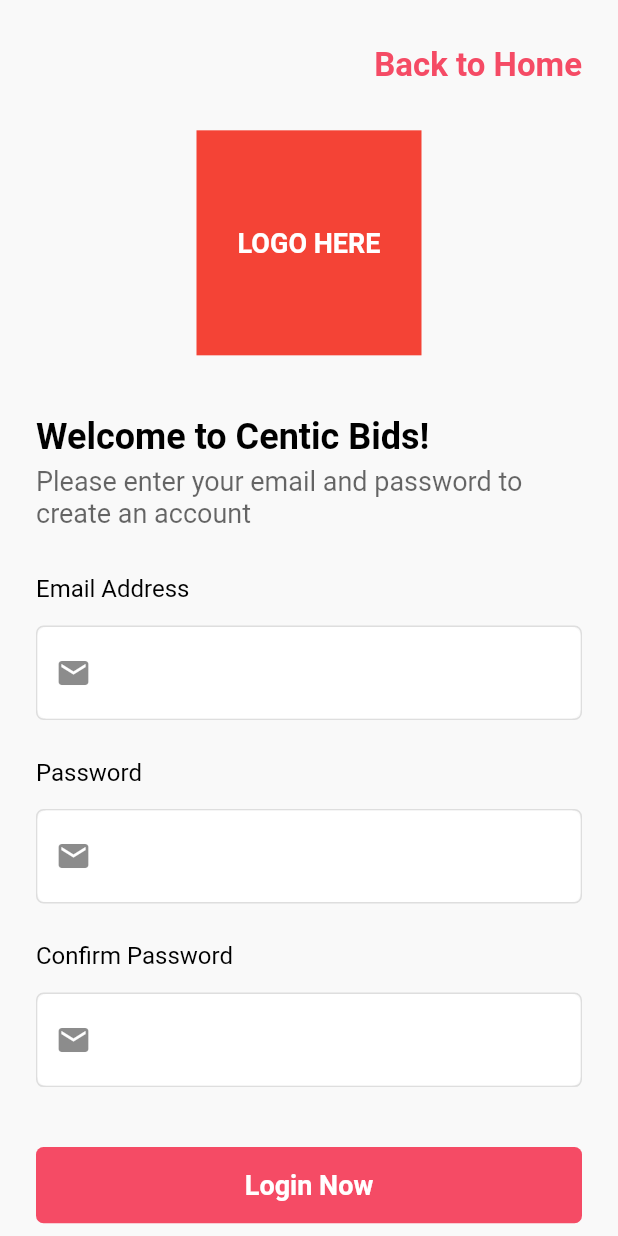
After one commit to Damsara/centic_bids_flutter_app, a Flutter app: the screen it shows after launch, after a tap on an icon or button, on a phone screen of 412 x 824 dp. The commit adds this screen. Run offline on Flutter 3.47's test engine with Material 2 defaults, Android fonts, the phone set to English and light mode, and no system bars; our stand-ins replace cached_network_image, firebase_auth, firebase_core, flutter_riverpod, get_it; accounts and stored records are empty; network calls fail.

Commit message:
Created Register Screen UI
Created the UI for the register account screen and additionally initialized firebase into the project

```diff
--- a/lib/helper/app-enums.dart
+++ b/lib/helper/app-enums.dart
@@ -3,5 +3,6 @@
 enum EmailValidType{
   EMAIL_VALID,
   EMAIL_INVALID,
-  EMAIL_NOT_SET
+  EMAIL_NOT_SET,
+  EMAIL_EXISTS
 }
--- a/lib/helper/app-routes.dart
+++ b/lib/helper/app-routes.dart
@@ -1,4 +1,5 @@
-import 'package:centic_bids/screens/login-screen.dart';
+import 'file:///D:/NewApps/centic_bids/lib/screens/authentication/login-screen.dart';
+import 'package:centic_bids/screens/authentication/register-screen.dart';
 import 'package:centic_bids/screens/main-screen.dart';
 import 'package:centic_bids/screens/splash-screen.dart';
 import 'package:flutter/cupertino.dart';
@@ -16,6 +17,9 @@
     case LOGIN_SCREEN:
       return MaterialPageRoute(builder: (context) => LoginScreen());
 
+    case REGISTER_SCREEN:
+      return MaterialPageRoute(builder: (context) => RegisterScreen());
+
     default:
       return MaterialPageRoute(builder: (context) => SplashScreen());
   }
--- a/lib/helper/app-strings.dart
+++ b/lib/helper/app-strings.dart
@@ -7,3 +7,4 @@
 const MAIN_SCREEN = 'main screen route';
 const SPLASH_SCREEN = '/';
 const LOGIN_SCREEN = 'login screen route';
+const REGISTER_SCREEN = 'register screen route';
--- a/lib/main.dart
+++ b/lib/main.dart
@@ -1,12 +1,16 @@
 import 'package:centic_bids/screens/main-screen.dart';
 import 'package:centic_bids/service-locator.dart';
+import 'package:firebase_auth/firebase_auth.dart';
+import 'package:firebase_core/firebase_core.dart';
 import 'package:flutter/material.dart';
 import 'package:flutter/services.dart';
 import 'package:flutter_riverpod/flutter_riverpod.dart';
 
 import 'centic_bid_header.dart';
 
-void main() {
+Future<void> main() async{
+  WidgetsFlutterBinding.ensureInitialized();
+  await Firebase.initializeApp();
   setupLocator();
   runApp(ProviderScope(child: CenticBidHead()));
 }
--- a/lib/screens/login-screen.dart
+++ b/lib/screens/authentication/login-screen.dart
@@ -6,7 +6,7 @@
 import 'package:centic_bids/widgets/custom-textfield-widget.dart';
 import 'package:flutter/material.dart';
 
-import '../service-locator.dart';
+import '../../service-locator.dart';
 
 class LoginScreen extends StatelessWidget {
   @override
@@ -57,6 +57,8 @@
                 CustomButton(),
                 Container(
                   margin: EdgeInsets.only(top: ScreenUtils.getDesignHeight(30)),
+                  child: GestureDetector(
+                    onTap: () => locator<NavigationService>().pushReplacement(REGISTER_SCREEN),
                     child: Center(
                       child: RichText(text: TextSpan(
                         children: [
@@ -70,6 +72,7 @@
                       ),
                       ),
                     ),
+                  ),
                 )
               ],
             ),
--- /dev/null
+++ b/lib/screens/authentication/register-screen.dart
@@ -0,0 +1,88 @@
+
+
+import 'package:centic_bids/helper/app-colors.dart';
+import 'package:centic_bids/helper/app-screen-utils.dart';
+import 'package:centic_bids/helper/app-strings.dart';
+import 'package:centic_bids/services/nav-service.dart';
+import 'package:centic_bids/widgets/custom-button-widget.dart';
+import 'package:centic_bids/widgets/custom-textfield-widget.dart';
+import 'package:flutter/material.dart';
+
+import '../../service-locator.dart';
+
+class RegisterScreen extends StatelessWidget {
+  @override
+  Widget build(BuildContext context) {
+    return Scaffold(
+      backgroundColor: BACKGROUND_COLOR,
+      body: SafeArea(
+        child: SingleChildScrollView(
+          child: Container(
+            margin: EdgeInsets.only(top: ScreenUtils.getDesignHeight(30) , left: 24 , right: 24),
+            child: Column(
+              crossAxisAlignment: CrossAxisAlignment.start,
+              children: [
+                GestureDetector(
+                  onTap: () => locator<NavigationService>().pushReplacement(MAIN_SCREEN),
+                  child: Container(
+                    alignment: Alignment.centerRight,
+                    child: Text('Back to Home' , style: TextStyle(fontWeight: FontWeight.bold , fontSize: 22 , color: PRIMARY_COLOR),),
+                  ),
+                ),
+                Center(
+                  child: Container(
+                    height: 150,
+                    margin: EdgeInsets.only(top: ScreenUtils.getDesignHeight(30)),
+                    width: 150,
+                    color: Colors.red,
+                    child: Center(child: Text('LOGO HERE' , style: TextStyle(color: Colors.white , fontSize: 18 , fontWeight: FontWeight.bold),)),
+                  ),
+                ),
+                Container(
+                  margin: EdgeInsets.only(top: ScreenUtils.getDesignHeight(40)),
+                  child: Text('Welcome to Centic Bids!' , style: TextStyle(color: Colors.black , fontWeight: FontWeight.bold , fontSize: 24),),
+                ),
+                Container(
+                  margin: EdgeInsets.only(top: ScreenUtils.getDesignHeight(5)),
+                  child: Text('Please enter your email and password to create an account' , style: TextStyle(color: Colors.black.withOpacity(0.6) , fontSize: 18),),
+                ),
+                Container(
+                  margin: EdgeInsets.only(top: ScreenUtils.getDesignHeight(30)),
+                  child: Text('Email Address' , style: TextStyle(color: Colors.black , fontSize: 16),),
+                ),
+                CustomTextField(),
+                Container(
+                  margin: EdgeInsets.only(top: ScreenUtils.getDesignHeight(25)),
+                  child: Text('Password' , style: TextStyle(color: Colors.black , fontSize: 16),),
+                ),
+                CustomTextField(),
+                Container(
+                  margin: EdgeInsets.only(top: ScreenUtils.getDesignHeight(25)),
+                  child: Text('Confirm Password' , style: TextStyle(color: Colors.black , fontSize: 16),),
+                ),
+                CustomTextField(),
+                CustomButton(),
+                Container(
+                  margin: EdgeInsets.only(top: ScreenUtils.getDesignHeight(30)),
+                  child: Center(
+                    child: RichText(text: TextSpan(
+                        children: [
+                          TextSpan(text: 'Don\'t have an account?',
+                            style: TextStyle(fontSize: 16 , color: Colors.black.withOpacity(0.6)),
+                          ),
+                          TextSpan(text: ' Sign up',
+                            style: TextStyle(fontSize: 16 , color: PRIMARY_COLOR , fontWeight: FontWeight.bold),
+                          )
+                        ]
+                    ),
+                    ),
+                  ),
+                )
+              ],
+            ),
+          ),
+        ),
+      ),
+    );
+  }
+}
--- a/lib/services/auth-service.dart
+++ b/lib/services/auth-service.dart
@@ -1,7 +1,18 @@
 
 
+import 'package:firebase_auth/firebase_auth.dart';
+
 class AuthenticationService {
+  final FirebaseAuth _firebaseAuth;
 
+  AuthenticationService(this._firebaseAuth);
 
+  Future<String> signIn ({String email , String password}){
+
+  }
+
+  Future<String> singUp (String email , String password){
+
+  }
 
 }
```
Also changed, not shown: 3 other files. Lines whose indentation alone changed are shown as unchanged.
